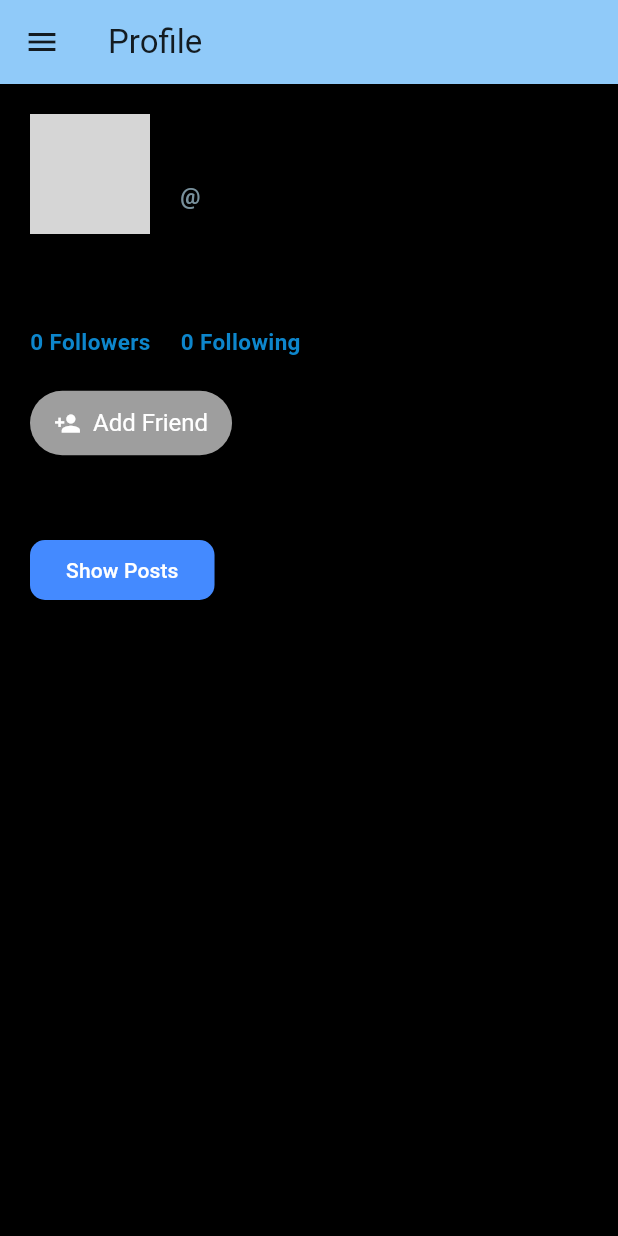
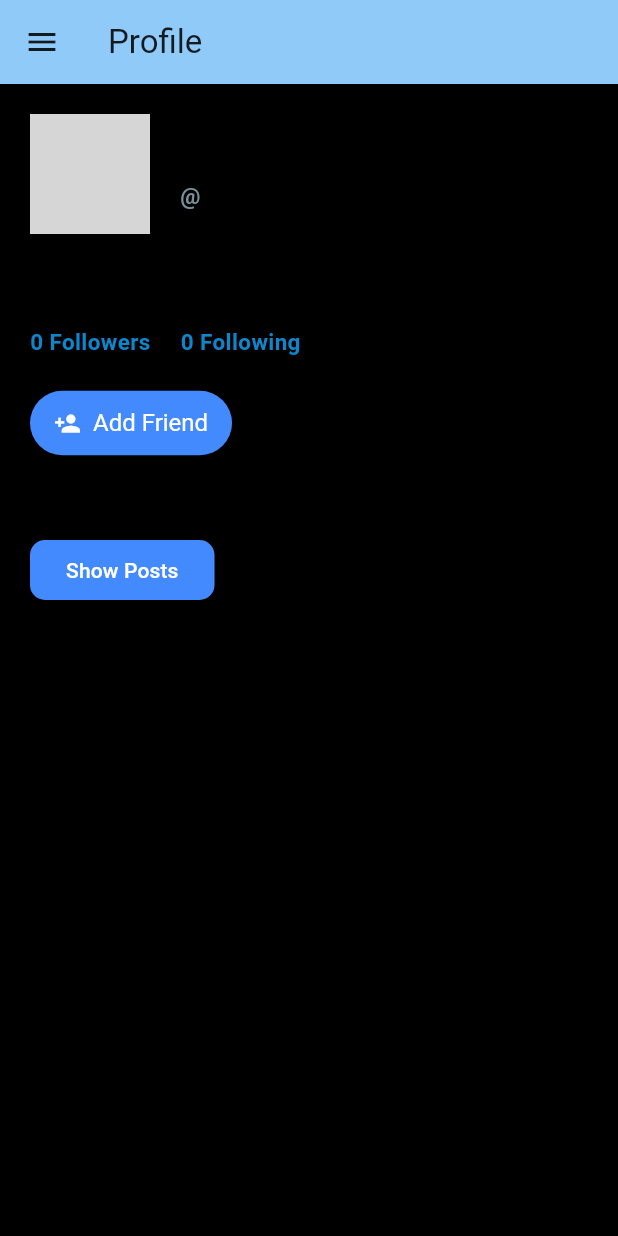
Before and after one commit to Ambady1/BookWise, a Flutter app: the MyProfile screen opened directly, on a phone screen of 412 x 824 dp. Run offline on Flutter 3.47's test engine with Material 3 defaults, Android fonts, the phone set to English and light mode, and no system bars; our stand-ins replace cached_network_image, cloud_firestore, csv, dartz, date_format, dotted_border and 8 more; accounts and stored records are empty; network calls fail; grey boxes are pictures that could not be loaded.

Commit message:
Final patch. Buts fixed

```diff
--- a/lib/functions/Profile/screens/settings.dart
+++ b/lib/functions/Profile/screens/settings.dart
@@ -140,10 +140,6 @@ class _SettingsState extends State<Settings> {
     String nickname = _nicknameController.text.trim();
     String description = _descriptionController.text.trim();
 
-    // Print the values for demonstration (replace with your logic)
-    print('Username: $nickname');
-    print('Description: $description');
-
     // Save to Firestore
     try {
       String uid = FirebaseAuth.instance.currentUser!.uid;
--- a/lib/functions/Profile/widgets/profile_widget.dart
+++ b/lib/functions/Profile/widgets/profile_widget.dart
@@ -1,9 +1,10 @@
 import 'package:bookwise/functions/Profile/screens/chatpage.dart';
 import 'package:bookwise/common/constants/colors_and_fonts.dart'; // Ensure this import is correct
+import 'package:bookwise/functions/community/screens/searchscreen.dart';
 import 'package:flutter/material.dart';
 import 'package:firebase_auth/firebase_auth.dart';
 import 'package:cloud_firestore/cloud_firestore.dart';
-import 'package:bookwise/functions/community/widgets/postwidget.dart';
+import 'package:bookwise/functions/community/widgets/postwidget.dart'; // Add this import
 
 class ProfileWidget extends StatefulWidget {
   final Map<String, dynamic> userDetails;
@@ -56,7 +57,7 @@ class _ProfileWidgetState extends State<ProfileWidget> {
                   children: [
                     CircleAvatar(
                       backgroundImage:
-                          NetworkImage(widget.userDetails['profilePicture']),
+                          NetworkImage(updatedUserDetails['profilePicture']),
                       radius: 40,
                     ),
                     Container(
@@ -65,7 +66,7 @@ class _ProfileWidgetState extends State<ProfileWidget> {
                         crossAxisAlignment: CrossAxisAlignment.start,
                         children: [
                           Text(
-                            widget.userDetails['username'],
+                            updatedUserDetails['username'],
                             style: TextStyle(
                               color: AppColors.textColor,
                               fontSize: 20,
@@ -73,7 +74,7 @@ class _ProfileWidgetState extends State<ProfileWidget> {
                             ),
                           ),
                           Text(
-                            '@${widget.userDetails['nickname']}',
+                            '@${updatedUserDetails['nickname']}',
                             style: TextStyle(
                               color: Colors.blueGrey[400],
                               fontSize: 15,
@@ -120,7 +121,12 @@ class _ProfileWidgetState extends State<ProfileWidget> {
                   mainAxisAlignment: MainAxisAlignment.spaceBetween,
                   children: [
                     ElevatedButton(
-                      onPressed: widget.onFollowButtonPressed,
+                      onPressed: () {
+                        showSearch(
+                          context: context,
+                          delegate: SearchScreen(),
+                        );
+                      },
                       style: ElevatedButton.styleFrom(
                         shape: RoundedRectangleBorder(
                           borderRadius: BorderRadius.circular(30.0),
@@ -129,7 +135,7 @@ class _ProfileWidgetState extends State<ProfileWidget> {
                             horizontal: 16.0, vertical: 12.0),
                         backgroundColor: FirebaseAuth.instance.currentUser!.uid ==
                                 widget.userDetails['uid']
-                            ? Colors.grey
+                            ? Colors.blueAccent
                             : (widget.isFollowing
                                 ? Colors.blueAccent
                                 : const Color.fromARGB(255, 13, 134, 204)),
--- a/lib/functions/community/screens/searchscreen.dart
+++ b/lib/functions/community/screens/searchscreen.dart
@@ -5,7 +5,7 @@ import 'package:bookwise/functions/community/repositories/firebasecall.dart';
 import 'package:bookwise/functions/Profile/screens/profile.dart';
 
 class SearchScreen extends SearchDelegate<String> {
-  FirebaseCall _firebaseCall = FirebaseCall();
+  final FirebaseCall _firebaseCall = FirebaseCall();
 
   @override
   List<Widget> buildActions(BuildContext context) {
```
Also changed, not shown: pubspec.lock.
